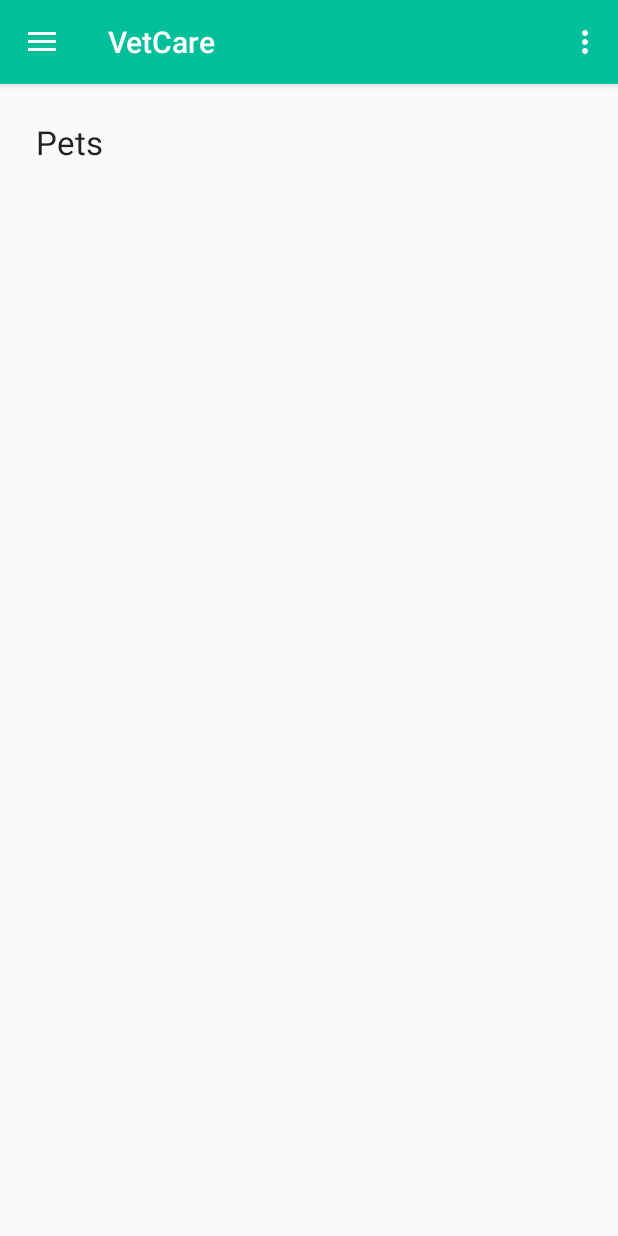
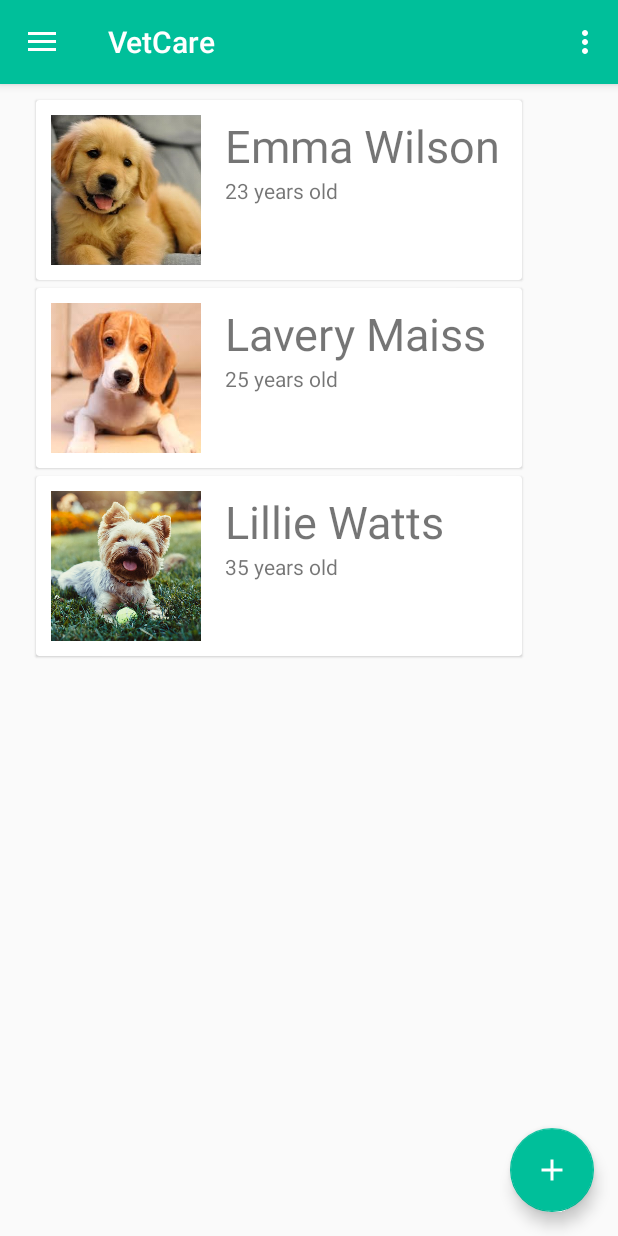
Before and after one commit to raqssr/CM_VetCare_Android, an Android app: the screen it shows after launch once a user with an empty profile is signed in (MainActivity), after a tap on "Animals", on a phone screen of 412 x 824 dp. Run offline under Robolectric (Android 15) with nearby library versions, the phone set to English and light mode, and no system bars; our stand-ins replace Firebase (no records; nobody signed in at launch, a user with empty details on screens opened directly); 1 other tap on this screen came first.

Commit message:
pets cards done but with static info

```diff
--- a/app/build.gradle
+++ b/app/build.gradle
@@ -45,6 +45,8 @@ dependencies {
     compile "com.android.support:appcompat-v7:${supportLibVersion}"
     compile "com.android.support:design:${supportLibVersion}"
     compile "com.android.support:recyclerview-v7:${supportLibVersion}"
+    compile 'com.android.support:cardview-v7:25.3.1'
+    compile 'com.github.bumptech.glide:glide:3.7.0'
     compile "com.android.support:percent:${supportLibVersion}"
     compile "com.android.support:support-vector-drawable:${supportLibVersion}"
     // VectorDrawableCompat
--- a/app/src/main/java/com/example/ritasantiago/vetcare/Pets.java
+++ b/app/src/main/java/com/example/ritasantiago/vetcare/Pets.java
@@ -1,11 +1,17 @@
 package com.example.ritasantiago.vetcare;
 
+import android.annotation.SuppressLint;
 import android.os.Bundle;
 import android.support.annotation.Nullable;
 import android.support.v4.app.Fragment;
+import android.support.v7.widget.LinearLayoutManager;
+import android.support.v7.widget.RecyclerView;
 import android.view.LayoutInflater;
 import android.view.View;
 import android.view.ViewGroup;
+
+import java.util.ArrayList;
+import java.util.List;
 
 /**
  * Created by raquelramos on 04-03-2018.
@@ -13,14 +19,40 @@ import android.view.ViewGroup;
 
 public class Pets extends Fragment {
 
-    @Nullable
+    private List<Person> persons;
+
+    class Person {
+        String name;
+        String age;
+        int photoId;
+
+        Person(String name, String age, int photoId) {
+            this.name = name;
+            this.age = age;
+            this.photoId = photoId;
+        }
+    }
+
+    private void initializeData(){
+        persons = new ArrayList<>();
+        persons.add(new Person("Emma Wilson", "23 years old", R.drawable.emma));
+        persons.add(new Person("Lavery Maiss", "25 years old", R.drawable.lavery));
+        persons.add(new Person("Lillie Watts", "35 years old", R.drawable.lillie));
+    }
+
     @Override
-    public View onCreateView(LayoutInflater inflater, @Nullable ViewGroup container, @Nullable Bundle savedInstanceState) {
+    public View onCreateView(LayoutInflater inflater, ViewGroup container, @Nullable Bundle savedInstanceState) {
         //returning our layout file
         //change R.layout.yourlayoutfilename for each of your fragments
-        return inflater.inflate(R.layout.fragment_pets, container, false);
+        View rootView = inflater.inflate(R.layout.fragment_pets, container, false);
+        RecyclerView rv = (RecyclerView) rootView.findViewById(R.id.rv);
+        LinearLayoutManager llm = new LinearLayoutManager(getActivity());
+        rv.setLayoutManager(llm);
+        initializeData();
+        RVPetAdapter adapter = new RVPetAdapter(persons);
+        rv.setAdapter(adapter);
+        return rootView;
     }
-
 
     @Override
     public void onViewCreated(View view, @Nullable Bundle savedInstanceState) {
--- /dev/null
+++ b/app/src/main/java/com/example/ritasantiago/vetcare/RVPetAdapter.java
@@ -0,0 +1,61 @@
+package com.example.ritasantiago.vetcare;
+
+import android.support.v7.widget.CardView;
+import android.support.v7.widget.RecyclerView;
+import android.view.LayoutInflater;
+import android.view.View;
+import android.view.ViewGroup;
+import android.widget.ImageView;
+import android.widget.TextView;
+import java.util.List;
+
+/**
+ * Created by raquelramos on 04-03-2018.
+ */
+
+public class RVPetAdapter extends RecyclerView.Adapter<RVPetAdapter.PersonViewHolder>
+{
+    List<Pets.Person> persons;
+    RVPetAdapter(List<Pets.Person> persons){
+        this.persons = persons;
+    }
+
+    @Override
+    public PersonViewHolder onCreateViewHolder(ViewGroup parent, int viewType) {
+        View v = LayoutInflater.from(parent.getContext()).inflate(R.layout.cardview_pets, parent, false);
+        PersonViewHolder pvh = new PersonViewHolder(v);
+        return pvh;
+    }
+
+    @Override
+    public void onBindViewHolder(PersonViewHolder holder, int position) {
+        holder.personName.setText(persons.get(position).name);
+        holder.personAge.setText(persons.get(position).age);
+        holder.personPhoto.setImageResource(persons.get(position).photoId);
+    }
+
+    @Override
+    public int getItemCount() {
+        return persons.size();
+    }
+
+    @Override
+    public void onAttachedToRecyclerView(RecyclerView recyclerView) {
+        super.onAttachedToRecyclerView(recyclerView);
+    }
+
+    public static class PersonViewHolder extends RecyclerView.ViewHolder {
+        CardView cv;
+        TextView personName;
+        TextView personAge;
+        ImageView personPhoto;
+
+        PersonViewHolder(View itemView) {
+            super(itemView);
+            cv = (CardView)itemView.findViewById(R.id.cv);
+            personName = (TextView)itemView.findViewById(R.id.person_name);
+            personAge = (TextView)itemView.findViewById(R.id.person_age);
+            personPhoto = (ImageView)itemView.findViewById(R.id.person_photo);
+        }
+    }
+}
--- /dev/null
+++ b/app/src/main/res/layout/cardview_pets.xml
@@ -0,0 +1,48 @@
+<?xml version="1.0" encoding="utf-8"?>
+<LinearLayout xmlns:android="http://schemas.android.com/apk/res/android"
+    android:layout_width="match_parent"
+    android:layout_height="wrap_content"
+    xmlns:app="http://schemas.android.com/apk/res-auto">
+
+    <android.support.v7.widget.CardView
+        android:id="@+id/cv"
+        android:layout_width="match_parent"
+        android:layout_height="wrap_content"
+        android:layout_marginRight="40dp"
+        app:cardElevation="1dp"
+        app:cardMaxElevation="1dp"
+        app:cardUseCompatPadding="true">
+
+        <RelativeLayout
+            android:layout_width="match_parent"
+            android:layout_height="wrap_content"
+            android:padding="10dp">
+
+            <ImageView
+                android:id="@+id/person_photo"
+                android:layout_width="100dp"
+                android:layout_height="100dp"
+                android:layout_alignParentLeft="true"
+                android:layout_alignParentTop="true"
+                android:layout_marginRight="16dp" />
+
+            <TextView
+                android:id="@+id/person_name"
+                android:layout_width="wrap_content"
+                android:layout_height="wrap_content"
+                android:layout_alignParentTop="true"
+                android:layout_toRightOf="@+id/person_photo"
+                android:textSize="30sp" />
+
+            <TextView
+                android:id="@+id/person_age"
+                android:layout_width="wrap_content"
+                android:layout_height="wrap_content"
+                android:layout_below="@+id/person_name"
+                android:layout_toRightOf="@+id/person_photo" />
+
+        </RelativeLayout>
+
+    </android.support.v7.widget.CardView>
+
+</LinearLayout>
--- a/app/src/main/res/layout/fragment_pets.xml
+++ b/app/src/main/res/layout/fragment_pets.xml
@@ -1,22 +1,34 @@
 <?xml version="1.0" encoding="utf-8"?>
-<android.support.constraint.ConstraintLayout
-    xmlns:android="http://schemas.android.com/apk/res/android"
+<android.support.constraint.ConstraintLayout xmlns:android="http://schemas.android.com/apk/res/android"
     xmlns:app="http://schemas.android.com/apk/res-auto"
     xmlns:tools="http://schemas.android.com/tools"
     android:layout_width="match_parent"
     android:layout_height="match_parent">
 
-    <TextView
-        android:id="@+id/textView_pets"
-        android:layout_width="wrap_content"
-        android:layout_height="wrap_content"
-        android:layout_centerHorizontal="true"
-        android:layout_centerVertical="true"
-        android:layout_marginStart="24dp"
-        android:layout_marginTop="24dp"
-        android:text="Pets"
-        android:textAppearance="?android:attr/textAppearanceLarge"
+    <android.support.v7.widget.RecyclerView
+        android:id="@+id/rv"
+        android:layout_width="368dp"
+        android:layout_height="0dp"
+        android:layout_marginBottom="4dp"
+        android:layout_marginEnd="16dp"
+        android:layout_marginStart="16dp"
+        android:layout_marginTop="8dp"
+        app:layout_constraintBottom_toBottomOf="parent"
+        app:layout_constraintEnd_toEndOf="parent"
         app:layout_constraintStart_toStartOf="parent"
         app:layout_constraintTop_toTopOf="parent" />
 
+    <android.support.design.widget.FloatingActionButton
+        android:id="@+id/floatingActionButton4"
+        android:layout_width="wrap_content"
+        android:layout_height="wrap_content"
+        android:layout_marginBottom="16dp"
+        android:layout_marginRight="16dp"
+        android:clickable="true"
+        app:backgroundTint="@color/colorPrimary"
+        app:layout_constraintBottom_toBottomOf="parent"
+        app:layout_constraintRight_toRightOf="parent"
+        app:srcCompat="@drawable/ic_add" />
+
+
 </android.support.constraint.ConstraintLayout>
--- a/app/src/main/res/values/strings.xml
+++ b/app/src/main/res/values/strings.xml
@@ -8,7 +8,4 @@
     <string name="navigation_drawer_close">Close navigation drawer</string>
     <string name="action_settings">Settings</string>
     <string name="hello">Hello World!</string>
-
-    <!-- TODO: Remove or change this placeholder text -->
-    <string name="hello_blank_fragment">Hello blank fragment</string>
 </resources>
```
Also changed, not shown: app/src/main/res/drawable/emma.png (added), app/src/main/res/drawable/ic_add.png (added), app/src/main/res/drawable/ic_add_circle.png (deleted), app/src/main/res/drawable/lavery.png (added), app/src/main/res/drawable/lillie.png (added), 97 other files.
